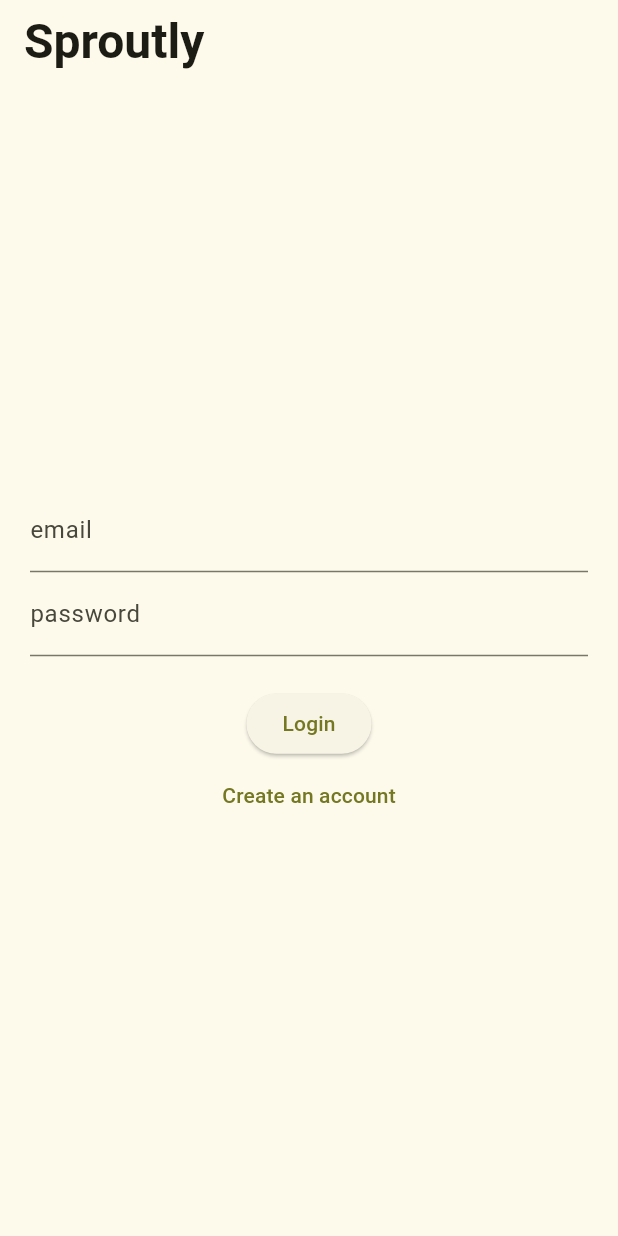
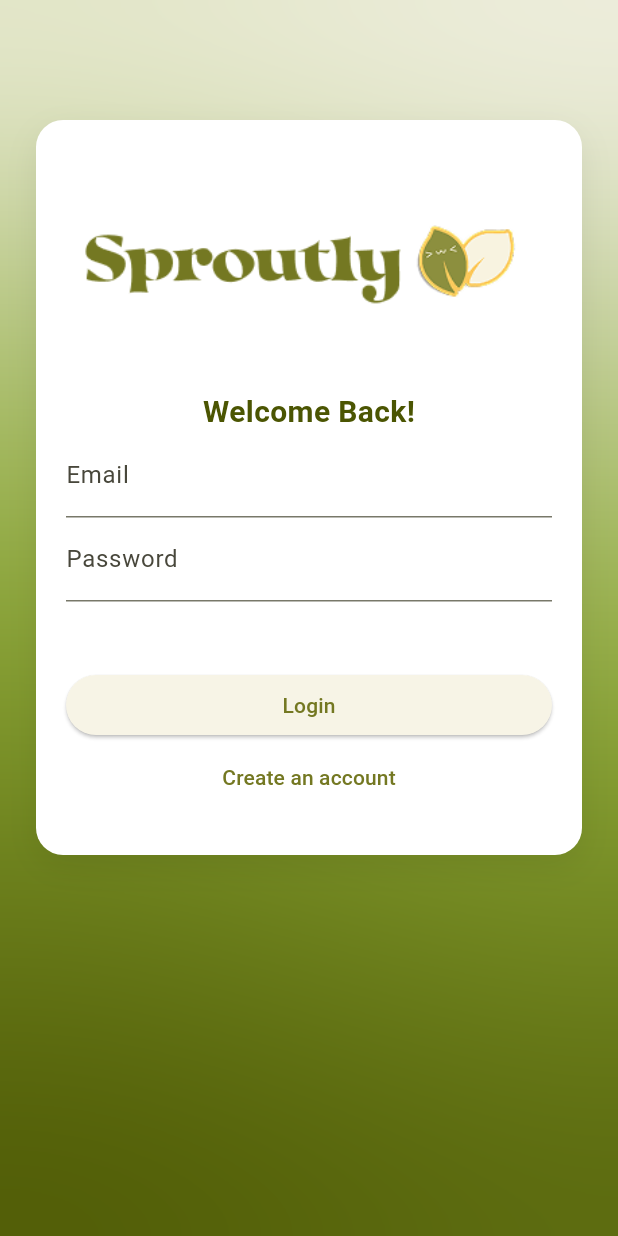
Before and after one commit to breamier/sproutly, a Flutter app: the screen it shows after launch, on a phone screen of 412 x 824 dp. Run offline on Flutter 3.47's test engine with Material 3 defaults, Android fonts, the phone set to English and light mode, and no system bars; our stand-ins replace camera, cloud_firestore, firebase_auth, firebase_core, flutter_dotenv, flutter_local_notifications and 4 more; missing offline and left inert: gal; accounts and stored records are empty.

Commit message:
[Bayle][Enhancement] Login Page Design

```diff
--- a/lib/screens/login_register.dart
+++ b/lib/screens/login_register.dart
@@ -1,3 +1,5 @@
+import 'dart:ui';
+
 import 'package:flutter/material.dart';
 import 'package:firebase_auth/firebase_auth.dart';
 import 'package:sproutly/screens/dashboard_screen.dart';
@@ -12,7 +14,7 @@ class LoginPage extends StatefulWidget {
 
 class _LoginPageState extends State<LoginPage> {
   String? errorMessage = '';
-  bool isLogin = true;
+  bool isLogin = true; // true for login, false for register
   bool isLoading = false;
 
   final TextEditingController emailController = TextEditingController();
@@ -39,7 +41,7 @@ class _LoginPageState extends State<LoginPage> {
       }
     } on FirebaseAuthException catch (e) {
       setState(() {
-        errorMessage = e.message;
+        errorMessage = 'Please check your email and password';
       });
     } finally {
       setState(() {
@@ -91,8 +93,23 @@ class _LoginPageState extends State<LoginPage> {
 
   Widget _title() {
     return const Text(
-      'Sproutly',
-      style: TextStyle(fontSize: 32, fontWeight: FontWeight.bold),
+      'Welcome Back!',
+      style: TextStyle(
+        fontSize: 30,
+        fontWeight: FontWeight.bold,
+        color: Color(0xFF4B5502),
+      ),
+    );
+  }
+
+  Widget _greeting(String text) {
+    return Text(
+      text,
+      style: const TextStyle(
+        fontSize: 20,
+        fontWeight: FontWeight.bold,
+        color: Color(0xFF4B5502),
+      ),
     );
   }
 
@@ -100,7 +117,7 @@ class _LoginPageState extends State<LoginPage> {
     return TextField(
       controller: controller,
       decoration: InputDecoration(labelText: title),
-      obscureText: title == 'password' || title == 'confirm password',
+      obscureText: title == 'Password' || title == 'Confirm Password',
     );
   }
 
@@ -150,24 +167,93 @@ class _LoginPageState extends State<LoginPage> {
   @override
   Widget build(BuildContext context) {
     return Scaffold(
-      appBar: AppBar(title: _title()),
-      body: Container(
+      resizeToAvoidBottomInset: true,
+      appBar: AppBar(
+        // title: _title(),
+        backgroundColor: Colors.transparent,
+        elevation: 0,
+      ),
+      body: SafeArea(
+        child: GestureDetector(
+          onTap: () => FocusScope.of(context).unfocus(),
+          child: Stack(
+            children: [
+              Container(
+                width: double.infinity,
                 height: double.infinity,
-        width: double.infinity,
-        padding: const EdgeInsets.all(20),
+                decoration: const BoxDecoration(
+                  gradient: LinearGradient(
+                    colors: [
+                      Color(0xFFF2EFEF),
+                      Color(0xFF8DAA36),
+                      Color(0xFF4B5502),
+                    ],
+                    begin: Alignment.topRight,
+                    end: Alignment.bottomCenter,
+                  ),
+                ),
+              ),
+              // Blur effect
+              Positioned.fill(
+                child: BackdropFilter(
+                  filter: ImageFilter.blur(sigmaX: 100, sigmaY: 100),
+                  child: Container(color: Colors.transparent),
+                ),
+              ),
+              SingleChildScrollView(
+                keyboardDismissBehavior:
+                    ScrollViewKeyboardDismissBehavior.onDrag,
+                padding: const EdgeInsets.symmetric(
+                  horizontal: 24,
+                  vertical: 24,
+                ),
+                child: Container(
+                  padding: const EdgeInsets.symmetric(
+                    horizontal: 20,
+                    vertical: 28,
+                  ),
+                  decoration: BoxDecoration(
+                    color: Colors.white,
+                    borderRadius: BorderRadius.circular(18),
+                    boxShadow: [
+                      BoxShadow(
+                        color: Colors.black.withOpacity(0.07),
+                        blurRadius: 18,
+                        offset: const Offset(0, 8),
+                      ),
+                    ],
+                  ),
                   child: Column(
-          crossAxisAlignment: CrossAxisAlignment.center,
-          mainAxisAlignment: MainAxisAlignment.center,
+                    mainAxisSize: MainAxisSize.min,
                     children: <Widget>[
-            if (!isLogin) _entryField('username', usernameController),
-            _entryField('email', emailController),
-            _entryField('password', passwordController),
+                      Image.asset(
+                        'assets/sproutly_logo.png',
+                        height: 140,
+                        width: 300,
+                      ),
+                      const SizedBox(height: 12),
+                      _greeting(
+                        isLogin ? 'Welcome Back!' : 'Let\'s Get Started!',
+                      ),
+                      if (!isLogin) _entryField('Username', usernameController),
+                      _entryField('Email', emailController),
+                      _entryField('Password', passwordController),
                       if (!isLogin)
-              _entryField('confirm password', confirmPasswordController),
+                        _entryField(
+                          'Confirm Password',
+                          confirmPasswordController,
+                        ),
+                      const SizedBox(height: 8),
                       _errorMessage(),
-            _submitButton(),
+                      const SizedBox(height: 16),
+                      SizedBox(width: double.infinity, child: _submitButton()),
                       _loginOrRegisterButton(),
                     ],
+                  ),
+                ),
+              ),
+            ],
+          ),
         ),
       ),
     );
```
Lines whose indentation alone changed are shown as unchanged.
